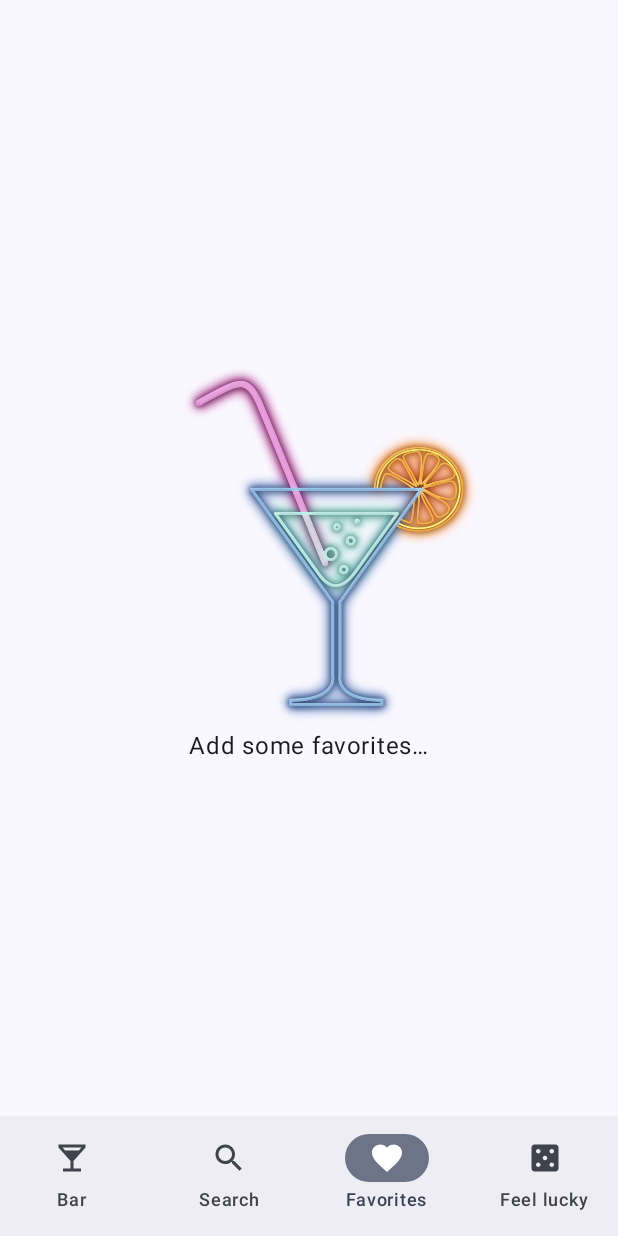
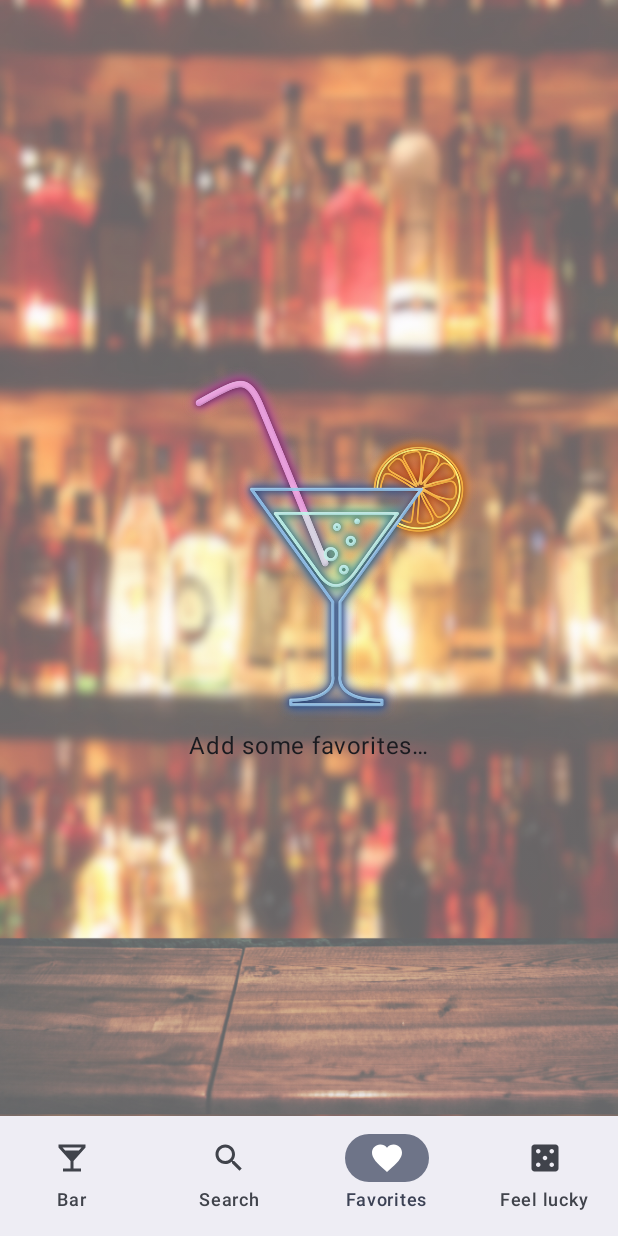
Before and after one commit to TheFedex87/CoolDrinks, an Android app built with Jetpack Compose: the screen it shows after launch (MainActivity), item 3 of the bottom bar chosen, on a phone screen of 412 x 824 dp. Run offline under Robolectric (Android 15) with nearby library versions, the light colour scheme and no system bars; our stand-ins replace Dagger/Hilt's generated code, Room's generated code, accompanist; pictures from the network do not load.

Commit message:
Changed background; managed search drink from bar screen

```diff
--- a/app/src/main/java/it/thefedex87/cooldrinks/presentation/bar/BarScreen.kt
+++ b/app/src/main/java/it/thefedex87/cooldrinks/presentation/bar/BarScreen.kt
@@ -11,11 +11,14 @@
 import androidx.compose.ui.Alignment
 import androidx.compose.ui.Modifier
 import androidx.compose.ui.layout.ContentScale
+import androidx.compose.ui.platform.LocalContext
 import androidx.compose.ui.res.painterResource
 import androidx.compose.ui.res.stringResource
 import androidx.compose.ui.text.style.TextAlign
 import androidx.compose.ui.unit.dp
 import androidx.hilt.navigation.compose.hiltViewModel
+import coil.compose.AsyncImage
+import coil.request.ImageRequest
 import com.google.accompanist.pager.ExperimentalPagerApi
 import com.google.accompanist.pager.HorizontalPager
 import com.google.accompanist.pager.rememberPagerState
@@ -67,10 +70,10 @@
     Box(
         modifier = modifier.fillMaxSize()
     ) {
-        Image(
-            painter = painterResource(
-                id = R.drawable.bar_bg_5_b
-            ),
+        AsyncImage(
+            model = ImageRequest.Builder(LocalContext.current)
+                .data(R.drawable.bar_bg_5_b_small)
+                .build(),
             contentDescription = null,
             contentScale = ContentScale.FillBounds,
             alpha = 0.6f
--- a/app/src/main/java/it/thefedex87/cooldrinks/presentation/components/DropDownChip.kt
+++ b/app/src/main/java/it/thefedex87/cooldrinks/presentation/components/DropDownChip.kt
@@ -28,7 +28,10 @@
             },
             leadingIcon = leadingIcon,
             trailingIcon = trailingIcon,
-            selectedIcon = selectedIcon
+            selectedIcon = selectedIcon,
+            colors = FilterChipDefaults.filterChipColors(
+                containerColor = MaterialTheme.colorScheme.surface
+            )
         )
         DropdownMenu(
             expanded = isMenuExpanded,
--- a/app/src/main/java/it/thefedex87/cooldrinks/presentation/favorite_drink/FavoriteDrinkScreen.kt
+++ b/app/src/main/java/it/thefedex87/cooldrinks/presentation/favorite_drink/FavoriteDrinkScreen.kt
@@ -16,11 +16,14 @@
 import androidx.compose.ui.Alignment
 import androidx.compose.ui.Modifier
 import androidx.compose.ui.graphics.Color
+import androidx.compose.ui.layout.ContentScale
 import androidx.compose.ui.platform.LocalContext
 import androidx.compose.ui.res.painterResource
 import androidx.compose.ui.res.stringResource
 import androidx.compose.ui.unit.dp
 import androidx.hilt.navigation.compose.hiltViewModel
+import coil.compose.AsyncImage
+import coil.request.ImageRequest
 import it.thefedex87.cooldrinks.R
 import it.thefedex87.cooldrinks.presentation.components.DropDownChip
 import it.thefedex87.cooldrinks.presentation.components.DropDownItem
@@ -121,6 +124,16 @@
             }
         )
     }
+
+    Box(modifier = Modifier.fillMaxSize()) {
+        AsyncImage(
+            model = ImageRequest.Builder(LocalContext.current)
+                .data(R.drawable.bar_bg_5_b_small)
+                .build(),
+            contentDescription = null,
+            contentScale = ContentScale.FillBounds,
+            alpha = 0.6f
+        )
 
         LazyColumn(
             modifier = Modifier
@@ -302,3 +315,4 @@
             }
         }
     }
+}
--- a/app/src/main/java/it/thefedex87/cooldrinks/presentation/search_drink/SearchDrinkScreen.kt
+++ b/app/src/main/java/it/thefedex87/cooldrinks/presentation/search_drink/SearchDrinkScreen.kt
@@ -1,7 +1,7 @@
 package it.thefedex87.cooldrinks.presentation.search_drink
 
+import android.graphics.drawable.Drawable
 import androidx.compose.animation.Animatable
-import androidx.compose.foundation.*
 import androidx.compose.foundation.layout.*
 import androidx.compose.foundation.lazy.LazyColumn
 import androidx.compose.foundation.lazy.items
@@ -10,21 +10,22 @@
 import androidx.compose.material.icons.filled.*
 import androidx.compose.material3.*
 import androidx.compose.runtime.*
-import androidx.compose.ui.Alignment
 import androidx.compose.ui.ExperimentalComposeUiApi
 import androidx.compose.ui.Modifier
+import androidx.compose.ui.draw.blur
 import androidx.compose.ui.graphics.Color
+import androidx.compose.ui.layout.ContentScale
 import androidx.compose.ui.platform.LocalContext
 import androidx.compose.ui.platform.LocalSoftwareKeyboardController
-import androidx.compose.ui.res.painterResource
 import androidx.compose.ui.unit.dp
 import androidx.hilt.navigation.compose.hiltViewModel
+import coil.compose.AsyncImage
+import coil.request.ImageRequest
 import com.google.accompanist.pager.HorizontalPager
 import com.google.accompanist.pager.rememberPagerState
 import it.thefedex87.cooldrinks.R
 import it.thefedex87.cooldrinks.domain.model.VisualizationType
 import it.thefedex87.cooldrinks.presentation.components.SearchTextField
-import it.thefedex87.cooldrinks.presentation.search_drink.components.BubblesBackGround
 import it.thefedex87.cooldrinks.presentation.search_drink.components.DrinkItem
 import it.thefedex87.cooldrinks.presentation.search_drink.components.PagerDrinkItem
 import it.thefedex87.cooldrinks.presentation.search_drink.components.VisualizationTypeSelector
@@ -95,27 +96,63 @@
                         )
                     }
                 }
+                else -> {}
             }
         }
     }
 
-    BubblesBackGround(
+    var selectedDrinkDrawable by remember {
+        mutableStateOf<Drawable?>(null)
+    }
+
+    if(viewModel.state.visualizationType == VisualizationType.Card && viewModel.state.foundDrinks.isNotEmpty()) {
+        if (selectedDrinkDrawable != null) {
+            AsyncImage(
+                model = ImageRequest.Builder(LocalContext.current)
+                    .data(selectedDrinkDrawable!!)
+                    .build(),
+                contentDescription = null,
+                modifier = Modifier
+                    .fillMaxSize()
+                    .blur(
+                        radius = 6.dp
+                    ),
+                contentScale = ContentScale.FillHeight,
+                alpha = 0.4f,
+            )
+        }
+    } else {
+        AsyncImage(
+            model = ImageRequest.Builder(LocalContext.current)
+                .data(R.drawable.bar_bg_5_b_small)
+                .build(),
+            contentDescription = null,
+            contentScale = ContentScale.FillBounds,
+            alpha = 0.6f
+        )
+    }
+
+
+    /*BubblesBackGround(
         color = animatedDominantColor.value,
         bottomPadding = paddingValues.calculateBottomPadding()
-    )
+    )*/
+
 
     val pagerState = rememberPagerState()
     LaunchedEffect(key1 = pagerState) {
         snapshotFlow { pagerState.currentPage }.distinctUntilChanged().collect {
-            if (viewModel.state.foundDrinks.isNotEmpty())
+            if (viewModel.state.foundDrinks.isNotEmpty()) {
                 dominantColor =
                     Color(viewModel.state.foundDrinks[it].value.dominantColor).copy(alpha = 0.8f)
+                selectedDrinkDrawable = viewModel.state.foundDrinks[it].value.imageDrawable
+            }
         }
     }
 
     val columnState = rememberLazyListState()
 
-    Box(
+    /*Box(
         modifier = Modifier.fillMaxSize()
     ) {
         //if (viewModel.state.showNoDrinkFound)
@@ -134,7 +171,7 @@
                     .align(Alignment.Center)
                     .padding(spacing.spaceMedium)
             )
-    }
+    }*/
 
     BoxWithConstraints(modifier = Modifier.fillMaxSize()) {
         val constraints = this
@@ -193,6 +230,12 @@
                                 },
                                 calcDominantColor = { drawable, onFinish ->
                                     calcDominantColor(drawable, drink, onFinish)
+                                },
+                                onImageLoaded = {
+                                    drink.value = drink.value.copy(imageDrawable = it)
+                                    if(page == pagerState.currentPage) {
+                                        selectedDrinkDrawable = it
+                                    }
                                 }
                             )
                         }
--- a/app/src/main/java/it/thefedex87/cooldrinks/presentation/search_drink/SearchDrinkState.kt
+++ b/app/src/main/java/it/thefedex87/cooldrinks/presentation/search_drink/SearchDrinkState.kt
@@ -1,6 +1,7 @@
 package it.thefedex87.cooldrinks.presentation.search_drink
 
 import androidx.compose.runtime.MutableState
+import androidx.compose.ui.graphics.painter.Painter
 import it.thefedex87.cooldrinks.domain.model.VisualizationType
 import it.thefedex87.cooldrinks.presentation.search_drink.model.DrinkUiModel
 
--- a/app/src/main/java/it/thefedex87/cooldrinks/presentation/search_drink/components/PagerDrinkItem.kt
+++ b/app/src/main/java/it/thefedex87/cooldrinks/presentation/search_drink/components/PagerDrinkItem.kt
@@ -39,6 +39,7 @@
     onItemClick: (Int, Int, String) -> Unit,
     page: Int,
     onFavoriteClick: (DrinkUiModel) -> Unit,
+    onImageLoaded: (Drawable) -> Unit,
     calcDominantColor: (drawable: Drawable, onFinish: (Color) -> Unit) -> Unit
 ) {
     ElevatedCard(modifier = modifier
@@ -93,6 +94,7 @@
                             }
                         },
                     onSuccess = {
+                        onImageLoaded(it.result.drawable)
                         if (drink.dominantColor == 0) {
                             Log.d(Consts.TAG, "Calculate dominant color")
                             calcDominantColor(it.result.drawable) { color ->
--- a/app/src/main/java/it/thefedex87/cooldrinks/presentation/search_drink/model/DrinkUiModel.kt
+++ b/app/src/main/java/it/thefedex87/cooldrinks/presentation/search_drink/model/DrinkUiModel.kt
@@ -1,4 +1,6 @@
 package it.thefedex87.cooldrinks.presentation.search_drink.model
+
+import android.graphics.drawable.Drawable
 
 data class DrinkUiModel(
     val name: String,
@@ -6,5 +8,6 @@
     val id: Int,
     val dominantColor: Int,
     val isFavorite: Boolean,
-    val isLoadingFavorite: Boolean
+    val isLoadingFavorite: Boolean,
+    val imageDrawable: Drawable? = null
 )
--- a/app/src/main/java/it/thefedex87/cooldrinks/presentation/ui/bottomnavigationscreen/BottomNavigationScreen.kt
+++ b/app/src/main/java/it/thefedex87/cooldrinks/presentation/ui/bottomnavigationscreen/BottomNavigationScreen.kt
@@ -104,12 +104,16 @@
                         navController.navigate("${Route.INGREDIENTS}/false")
                     },
                     onSearchDrinkClicked = {
-                        navController.navigate("${BottomNavScreen.Search.route}?ingredient=$it")
+                        //navController.navigate("${BottomNavScreen.Search.route}?ingredient=$it")
+                        navController.currentBackStackEntry
+                            ?.savedStateHandle
+                            ?.set("ingredient", it)
+                        navController.navigate(BottomNavScreen.Search.route)
                     }
                 )
             }
             composable(
-                route = "${BottomNavScreen.Search.route}?ingredient={ingredientForSearch}",
+                route = BottomNavScreen.Search.route,
                 arguments = listOf(
                     navArgument("ingredientForSearch") {
                         type = NavType.StringType
@@ -125,7 +129,9 @@
                     ?.get<String>("ingredient")
 
                 // Ingredient which is got when click search from bar screen
-                val ingredientForSearch = it.arguments?.getString("ingredientForSearch")
+                val ingredientForSearch = navController.previousBackStackEntry
+                    ?.savedStateHandle
+                    ?.get<String>("ingredient")
 
                 Log.d(TAG, "Passed ingredient is: $ingredientForSearch")
 
```
Also changed, not shown: app/src/main/java/it/thefedex87/cooldrinks/presentation/search_drink/SearchDrinkViewModel.kt (+4 -9 lines), app/src/main/res/drawable/bar_bg_5_b_small.jpg (added). Lines whose indentation alone changed are shown as unchanged.
